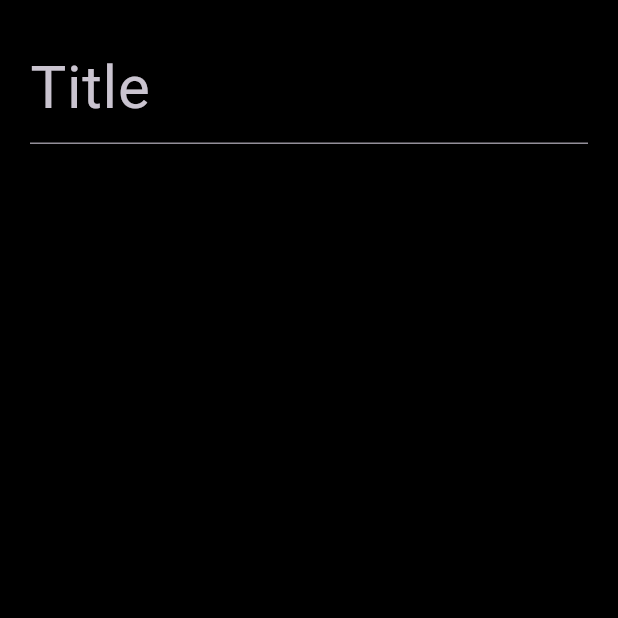
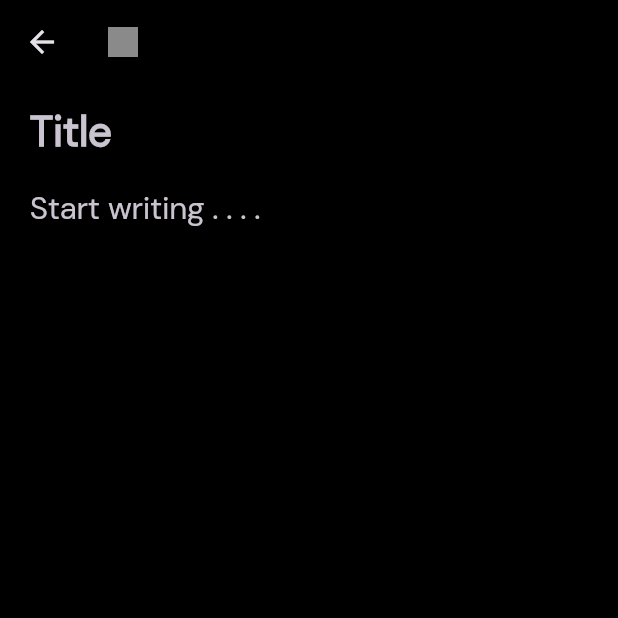
Before and after one commit to dipankrr/firebase_notes_app, a Flutter app: the screen it shows after launch, after a tap on the "add" icon, on a phone screen of 412 x 824 dp, the top half of it. Run offline on Flutter 3.47's test engine with Material 3 defaults, Android fonts, the phone set to English and light mode, and no system bars.

Commit message:
third commit

```diff
--- /dev/null
+++ b/lib/components/form_widget.dart
@@ -0,0 +1,31 @@
+import 'package:flutter/material.dart';
+
+class FormWidget extends StatelessWidget {
+  final String hintTxt;
+  final double fontSize;
+  final FontWeight? fontWeight;
+  const FormWidget({super.key, required this.hintTxt, required this.fontSize, this.fontWeight, });
+
+  @override
+  Widget build(BuildContext context) {
+    return TextFormField(
+        keyboardType: TextInputType.multiline,
+
+      style: TextStyle(
+          fontSize: fontSize,
+          fontWeight: fontWeight,
+          height: 1.35,
+          //wordSpacing: -2
+          letterSpacing: -0.2
+      ),
+
+      maxLines: null,
+      decoration: InputDecoration(
+          hintText: hintTxt,
+          border: InputBorder.none,
+         // hintStyle: TextStyle(fontSize: 40, fontWeight: FontWeight.bold)
+
+      ),
+    );
+  }
+}
--- a/lib/main.dart
+++ b/lib/main.dart
@@ -16,8 +16,8 @@ class MyApp extends StatelessWidget {
       title: 'Flutter Demo',
       theme: ThemeData(
         scaffoldBackgroundColor: Colors.black,
-        //appBarTheme: AppBarTheme(backgroundColor:  Constants.backgColor),
-        // fontFamily: 'Diagramm',
+        appBarTheme: AppBarTheme(backgroundColor: Colors.black),
+        fontFamily: 'DMSans',
         brightness: Brightness.dark,
         useMaterial3: true,
       ),
--- a/lib/pages/add_note.dart
+++ b/lib/pages/add_note.dart
@@ -1,3 +1,4 @@
+import 'package:firebase_notes_app/components/form_widget.dart';
 import 'package:flutter/material.dart';
 
 class AddNotePage extends StatelessWidget {
@@ -6,18 +7,22 @@ class AddNotePage extends StatelessWidget {
   @override
   Widget build(BuildContext context) {
     return Scaffold(
+      resizeToAvoidBottomInset: false,
+      appBar: AppBar(
+        title: Container( height: 20, width: 20, color: Colors.white54,),
+
+      ),
+
       body: Padding(
-        padding: const EdgeInsets.all(20.0),
-        child: Column(
-          children: [
-            TextFormField(
-             decoration: InputDecoration(
-               hintText: 'Title',
-               hintStyle: TextStyle(fontSize: 40)
+        padding: const EdgeInsets.only(left: 20, right: 20, top: 5, bottom: 15),
+        child: SingleChildScrollView(
+          child: Column(
+            children: [
+              FormWidget(hintTxt: 'Title', fontSize: 28, fontWeight: FontWeight.bold,),
 
-             ),
-            )
-          ],
+              FormWidget(hintTxt: 'Start writing . . . .', fontSize: 21,),
+            ],
+          ),
         ),
       ),
     );
--- a/lib/pages/homepage.dart
+++ b/lib/pages/homepage.dart
@@ -23,8 +23,10 @@ class Homepage extends StatelessWidget {
       //     );
       //   },
       // ),
+
         ],
       ),
+
 
       floatingActionButton: FloatingActionButton(
         backgroundColor: Colors.white24,
```
Also changed, not shown: pubspec.yaml (+4 -4 lines), assets/fonts/DMSans.ttf (added).
